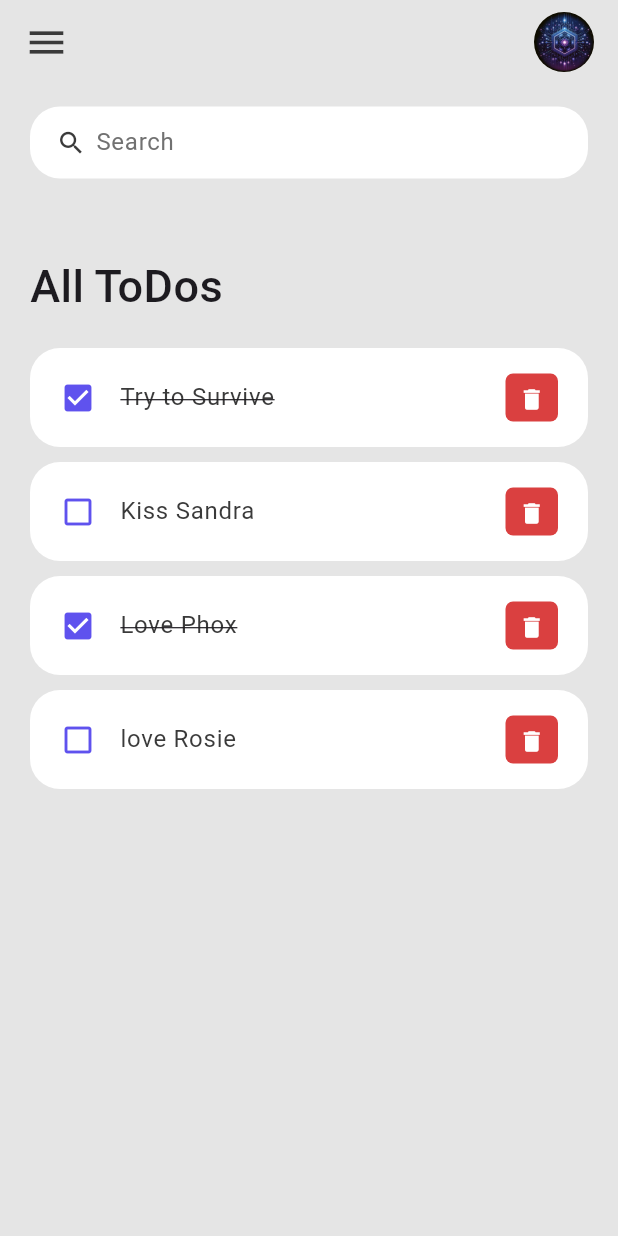
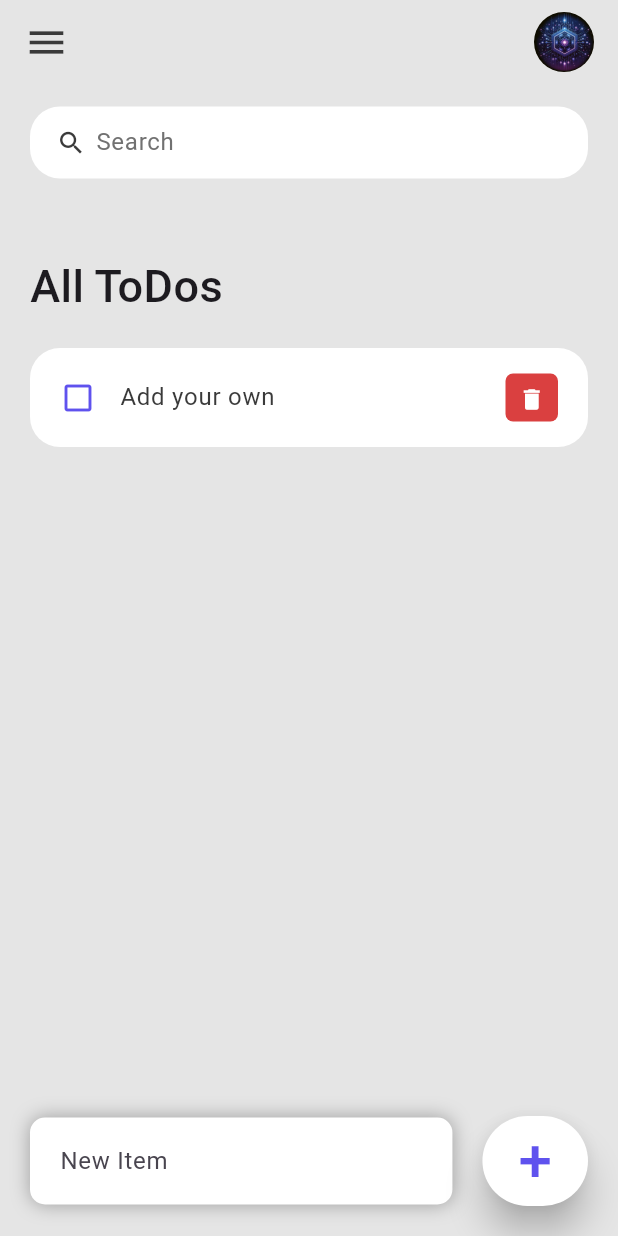
Before and after one commit to DomPolizzi/Void-Tasks, a Flutter app: the screen it shows after launch, on a phone screen of 412 x 824 dp. Run offline on Flutter 3.47's test engine with Material 3 defaults, Android fonts, the light colour scheme and no system bars.

Commit message:
add basic functionality

```diff
--- a/void_tasks/lib/model/todo.dart
+++ b/void_tasks/lib/model/todo.dart
@@ -11,10 +11,7 @@
 
   static List<ToDo> todoList() {
     return [
-      ToDo(id: '01', todoText: 'Try to Survive', isDone: true ),
-      ToDo(id: '02', todoText: 'Kiss Sandra', ),
-      ToDo(id: '03', todoText: 'Love Phox', isDone: true ),
-      ToDo(id: '04', todoText: 'love Rosie', ),
+      ToDo(id: '01', todoText: 'Add your own', ),
     ];
   }
 }
--- a/void_tasks/lib/screens/home.dart
+++ b/void_tasks/lib/screens/home.dart
@@ -4,17 +4,32 @@
 import '../widgets/todo_item.dart';
 import '../model/todo.dart';
 
-class Home extends StatelessWidget {
+class Home extends StatefulWidget {
   Home({Key? key}) : super(key: key);
 
+  @override
+  State<Home> createState() => _HomeState();
+}
+
+class _HomeState extends State<Home> {
   final todosList = ToDo.todoList();
+  List<ToDo> _foundToDo = [];
+  final _todoController = TextEditingController();
+
+  @override
+  void initState() {
+    _foundToDo = todosList;
+    super.initState();
+  }
 
   @override
   Widget build(BuildContext context) {
     return Scaffold(
       backgroundColor: tdBGColor,
       appBar: _buildAppBar(),
-      body: Container(
+      body: Stack(
+        children: [
+          Container(
             padding: EdgeInsets.symmetric(horizontal: 20, vertical: 15),
             child: Column(
               children: [
@@ -35,15 +50,112 @@
                               ),
                             ),
                           ),
-                      for (ToDo todo in todosList )
-                        ToDoItem(todo: todo,),
+                          for (ToDo todo in _foundToDo.reversed)
+                            ToDoItem(
+                              todo: todo,
+                              onToDoChanged: _handleToDoChange,
+                              onDeleteItem: _deleteToDoItem,
+                            ),
                         ],
                   ),
                 )
               ],
             ),
           ),
+          Align(
+            alignment: Alignment.bottomCenter,
+            child: Row(children: [
+              Expanded (
+                child: Container(
+                  margin: EdgeInsets.only(
+                  bottom:20,
+                  right:20,
+                  left:20,
+                  ),
+                  padding: EdgeInsets.symmetric(
+                    horizontal: 20,
+                    vertical: 5,
+                  ),
+                  decoration: BoxDecoration(
+                    color: Colors.white,
+                    boxShadow: const [BoxShadow(
+                      color: Colors.grey,
+                      offset: Offset(0.0, 0.0),
+                      blurRadius: 10.0,
+                      spreadRadius: 0.0,
+                    ),],
+                    borderRadius: BorderRadius.circular(10),
+                  ),
+                  child: TextField(
+                    controller: _todoController,
+                    decoration: InputDecoration(
+                      hintText: "New Item",
+                      border: InputBorder.none
+                    ),
+                  )
+                ),
+              ),
+              Container(
+                margin: EdgeInsets.only(
+                  bottom: 20,
+                  right:20,
+                ),
+                child: ElevatedButton(
+                  child: Text('+', style: TextStyle(fontSize: 40,),),
+                  onPressed: () {
+                    print('====================');
+                    _addToDoItem(_todoController.text);
+                    print('added to do item');
+                    print('====================');
+                  },
+                  style: ElevatedButton.styleFrom(
+                    backgroundColor: Colors.white,
+                    foregroundColor: tdBlue,
+                    minimumSize: Size(60, 60),
+                    elevation: 10,
+                  ),
+                ),
+              ),
+            ]),
+          ),
+        ],
+      ),
     );
+  }
+// Functions for handling to do items, set in todo_item.dart
+  void _handleToDoChange(ToDo todo) {
+    setState(() {
+      todo.isDone = !todo.isDone;
+    });
+  }
+
+  void _deleteToDoItem(String id){
+    setState(() {
+      todosList.removeWhere((item) => item.id == id);
+    });
+  }
+
+  void _addToDoItem(String toDo){
+    setState(() {
+    todosList.add(
+      ToDo(
+        id: DateTime.now().microsecondsSinceEpoch.toString(),
+        todoText: toDo,
+      )) ;
+    });
+    _todoController.clear();
+  }
+
+  void _runFilter(String enteredKeyword) {
+    List<ToDo> results = [];
+    if (enteredKeyword.isEmpty){
+      results = todosList;
+    } else {
+      results = todosList.where((item) => item.todoText!.toLowerCase().contains(enteredKeyword.toLowerCase())).toList();
+    }
+    setState(() {
+      _foundToDo = results;
+    });
   }
 
   Widget searchBox() {
@@ -54,6 +166,7 @@
         borderRadius: BorderRadius.circular(20)
       ),
       child: TextField(
+        onChanged: (value) => _runFilter(value),
         decoration: InputDecoration(
           contentPadding: EdgeInsets.all(0),
           prefixIcon: Icon(
--- a/void_tasks/lib/widgets/todo_item.dart
+++ b/void_tasks/lib/widgets/todo_item.dart
@@ -6,8 +6,10 @@
 
 class ToDoItem extends StatelessWidget {
   final ToDo todo;
+  final onToDoChanged;
+  final onDeleteItem;
 
-  const ToDoItem({Key? key, required this.todo}) : super(key: key);
+  const ToDoItem({Key? key, required this.todo, required this.onToDoChanged, required this.onDeleteItem}) : super(key: key);
 
   @override
   Widget build(BuildContext context) {
@@ -15,7 +17,11 @@
       margin: EdgeInsets.only(bottom: 10),
       child: ListTile(
         onTap: () {
-          print('Clicked on ToDo Item');
+          print('Clicked on To Do Item');
+          print('====================');
+          print('Status Changed');
+          onToDoChanged(todo);
+          print('====================');
         },
         shape: RoundedRectangleBorder(
             borderRadius: BorderRadius.circular(20),
@@ -48,7 +54,12 @@
             iconSize: 18,
             icon: Icon(Icons.delete),
             onPressed: () {
+              print('====================');
+              print('Deleting to To Do Item');
+              onDeleteItem(todo.id);
+              print('====================');
               print('To Do Item Deleted');
+              print('====================');
             },
           ),
         ),
```
Lines whose indentation alone changed are shown as unchanged.
